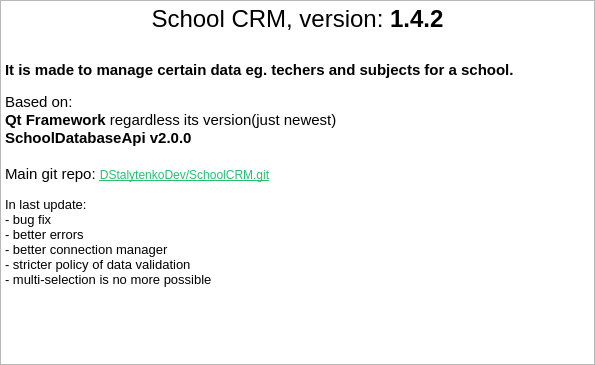
Old version of the form Menu/AboutDialog.ui in the repository DStalytenkoDev/SchoolCRM.
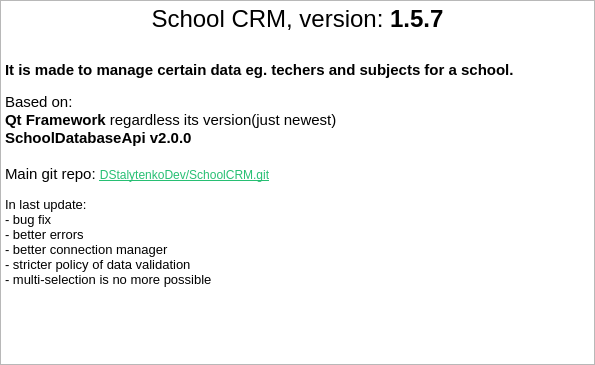
New version of the form.

The edit to the form file:
```diff
--- a/Menu/AboutDialog.ui
+++ b/Menu/AboutDialog.ui
@@ -51,7 +51,7 @@
 li.unchecked::marker { content: &quot;\2610&quot;; }
 li.checked::marker { content: &quot;\2612&quot;; }
 &lt;/style&gt;&lt;/head&gt;&lt;body style=&quot; font-family:'Segoe UI'; font-size:9pt; font-weight:400; font-style:normal;&quot;&gt;
-&lt;p align=&quot;center&quot; style=&quot; margin-top:0px; margin-bottom:0px; margin-left:0px; margin-right:0px; -qt-block-indent:0; text-indent:0px;&quot;&gt;&lt;span style=&quot; font-size:18pt;&quot;&gt;School CRM, version: &lt;/span&gt;&lt;span style=&quot; font-size:18pt; font-weight:700;&quot;&gt;1.4.2&lt;/span&gt;&lt;/p&gt;
+&lt;p align=&quot;center&quot; style=&quot; margin-top:0px; margin-bottom:0px; margin-left:0px; margin-right:0px; -qt-block-indent:0; text-indent:0px;&quot;&gt;&lt;span style=&quot; font-size:18pt;&quot;&gt;School CRM, version: &lt;/span&gt;&lt;span style=&quot; font-size:18pt; font-weight:700;&quot;&gt;1.5.7&lt;/span&gt;&lt;/p&gt;
 &lt;p align=&quot;center&quot; style=&quot;-qt-paragraph-type:empty; margin-top:0px; margin-bottom:0px; margin-left:0px; margin-right:0px; -qt-block-indent:0; text-indent:0px; font-size:18pt; font-weight:700;&quot;&gt;&lt;br /&gt;&lt;/p&gt;
 &lt;p style=&quot; margin-top:0px; margin-bottom:0px; margin-left:0px; margin-right:0px; -qt-block-indent:0; text-indent:0px;&quot;&gt;&lt;span style=&quot; font-size:11pt; font-weight:700;&quot;&gt;It is made to manage certain data eg. techers and subjects for a school.&lt;/span&gt;&lt;/p&gt;
 &lt;p style=&quot;-qt-paragraph-type:empty; margin-top:0px; margin-bottom:0px; margin-left:0px; margin-right:0px; -qt-block-indent:0; text-indent:0px;&quot;&gt;&lt;br /&gt;&lt;/p&gt;
```
